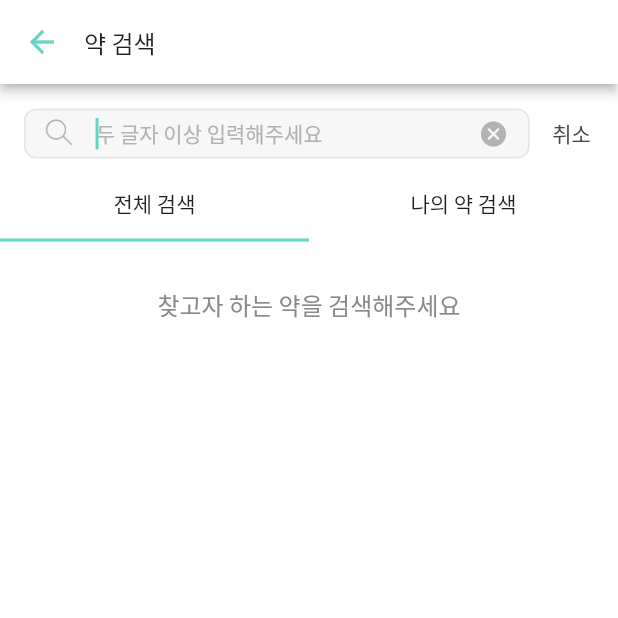
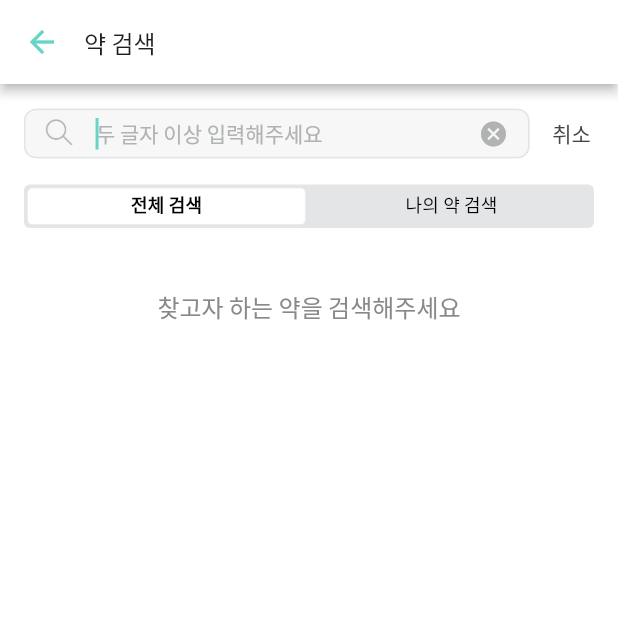
Before and after one commit to Semodrug/semo_ver2, a Flutter app: the SearchScreen screen opened by its route, on a phone screen of 412 x 824 dp, the top half of it. Run offline on Flutter 3.47's test engine with Material 2 defaults, Android fonts, the phone set to English and light mode, and no system bars; our stand-ins replace cloud_firestore, firebase_auth, firebase_core, firebase_storage, fl_chart, flutter_datetime_picker and 8 more; missing offline and left inert: app_settings, dynamic_text_highlighting, firebase_ml_vision; accounts and stored records are empty.

Commit message:
[UPDATE] Search tab bar update

```diff
--- a/lib/home/search_screen.dart
+++ b/lib/home/search_screen.dart
@@ -10,6 +10,8 @@ import 'package:semo_ver2/services/db.dart';
 import 'package:semo_ver2/review/drug_info.dart';
 import 'package:semo_ver2/shared/customAppBar.dart';
 import 'package:semo_ver2/theme/colors.dart';
+
+import 'indicator.dart';
 
 //(1) 하이라이팅을 위함
 String _searchText = "";
@@ -799,28 +801,38 @@ class _SearchScreenState extends State<SearchScreen> {
         length: 2,
         child: Column(
           children: [
-            TabBar(
+            Padding(
+              padding: const EdgeInsets.only(left: 16.0,top: 10.0,right: 16.0, bottom: 10),
+              child: Container(
+                height: 29,
+                decoration: BoxDecoration(
+                    color: gray75,
+                    borderRadius: BorderRadius.all(Radius.circular(4))
+                ),
+                //color: gray75,
+                child: TabBar(
                   labelStyle: Theme.of(context)
                       .textTheme
-                  .subtitle1
-                  .copyWith(color: Colors.black, fontWeight: FontWeight.bold),
+                      .subtitle2
+                      .copyWith(color: gray750_activated, fontWeight: FontWeight.bold),
                   unselectedLabelStyle: Theme.of(context)
                       .textTheme
-                  .subtitle1
-                  .copyWith(fontWeight: FontWeight.w100),
+                      .caption
+                      .copyWith(fontWeight: FontWeight.w100, color: gray500),
                   tabs: [
                     Tab(
                         child: Text(
                           '전체 검색',
-                      style: Theme.of(context).textTheme.subtitle1,
-                    )),
+                            style:  TextStyle(color: Colors.black, fontFamily: 'NotoSansKR')                        )),
                     Tab(
                         child: Text(
                           '나의 약 검색',
-                      style: Theme.of(context).textTheme.subtitle1,
-                    )),
+                            style:  TextStyle(color: Colors.black, fontFamily: 'NotoSansKR')                        )),
                   ],
-              indicatorColor: primary300_main,
+
+                  indicator: CustomTabIndicator()
+                ),
+              ),
             ),
             Container(
               padding: EdgeInsets.all(0.0),
```
Lines whose indentation alone changed are shown as unchanged.
